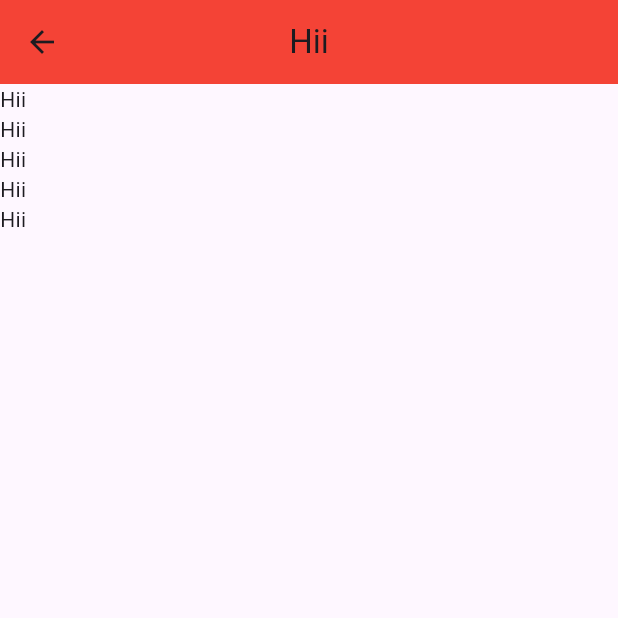
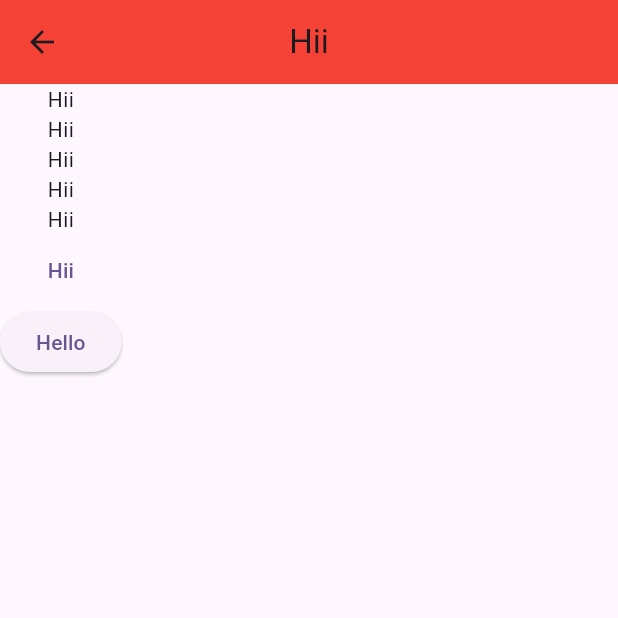
Before and after one commit to priyaanshu26/odoo, a Flutter app: the Hii screen opened directly, on a phone screen of 412 x 824 dp, the top half of it. Run offline on Flutter 3.47's test engine with Material 3 defaults, Android fonts, the phone set to English and light mode, and no system bars.

Commit message:
feat: Add buttons to Hii widget
This commit adds a `TextButton` and an `ElevatedButton` to the `Hii` widget.

- The `TextButton` displays the text "Hii".
- The `ElevatedButton` displays the text "Hello".

Both buttons currently have empty `onPressed` callbacks.

```diff
--- a/lib/hii.dart
+++ b/lib/hii.dart
@@ -1,5 +1,4 @@
 import 'package:flutter/material.dart';
-
 
 class Hii extends StatefulWidget {
   const Hii({super.key});
@@ -24,6 +23,8 @@ class _HiiState extends State<Hii> {
           Text("Hii"),
           Text("Hii"),
           Text("Hii"),
+          TextButton(onPressed: (){}, child: Text("Hii")),
+          ElevatedButton(onPressed: (){}, child: Text("Hello")),
         ],
       ),
     );
```
